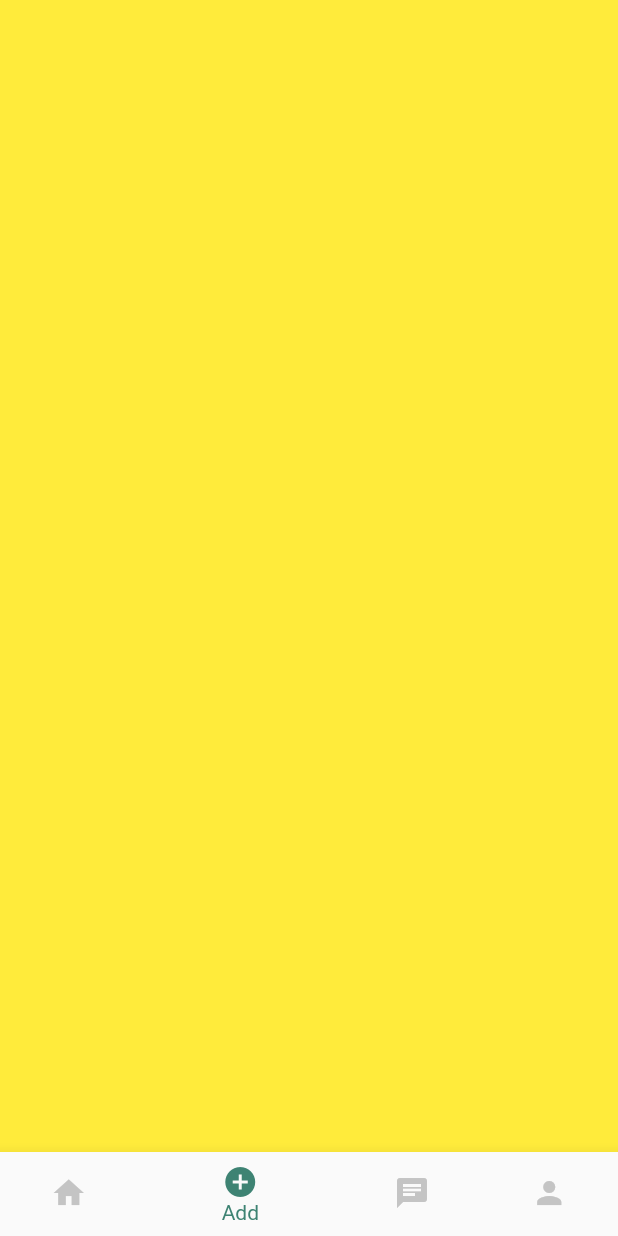
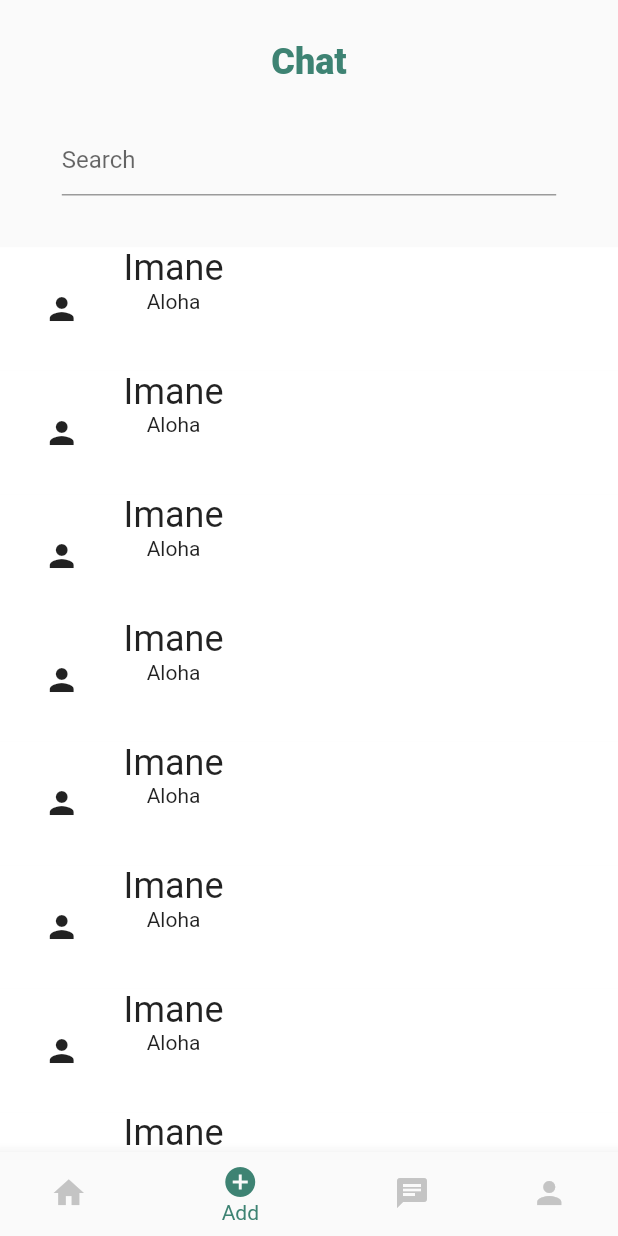
Before and after one commit to LI-Jialu/CUHK_Treasure_Hunt, a Flutter app: the HomeScreen screen opened by its route, item 2 of the bottom bar chosen, on a phone screen of 412 x 824 dp. Run offline on Flutter 3.47's test engine with Material 2 defaults, Android fonts, the phone set to English and light mode, and no system bars; accounts and stored records are empty.

Commit message:
chat room implemented

```diff
--- a/lib/screens/home_screen.dart
+++ b/lib/screens/home_screen.dart
@@ -3,6 +3,7 @@ import 'package:cuhk_treasure_hunt/widgets/homescreen_explore.dart';
 import 'package:flutter/material.dart';
 import 'package:cuhk_treasure_hunt/utilities/size_config.dart';
 import 'package:cuhk_treasure_hunt/widgets/homescreen_explore.dart';
+import 'package:cuhk_treasure_hunt/widgets/homescreen_chat_list.dart';
 
 
 
@@ -20,10 +21,15 @@ class _HomeScreenState extends State<HomeScreen> {
   final List<Widget> _children = [
     //the color containers are only for debug use only
     HomescreenExplore(),
-    Container(color: Colors.yellow,),
+    HomeScreenChat(),
+//    Container(color: Colors.green,),
     Container(color: Colors.green,),
     Container(color: Colors.red,),
   ];  //the list of children widgets that will be rendered based on the choice
+
+  final List<Widget> _childrenAppbar = [
+
+  ];
 
   void _onItemTapped(int index) //set the index to the current index
   {
--- a/lib/screens/post_screen.dart
+++ b/lib/screens/post_screen.dart
@@ -9,6 +9,8 @@ String sellingPriceInput;
 String descriptionInput;
 String locationInput;
 
+
+// TODO: here returns a scaffold which is not a body. It needs to be modified either way(Steve)
 class PostScreen extends StatelessWidget {
   @override
   Widget build(BuildContext context) {
--- /dev/null
+++ b/lib/widgets/homescreen_chat_list.dart
@@ -0,0 +1,121 @@
+import 'package:cuhk_treasure_hunt/screens/chatroom_screen.dart';
+import 'package:flutter/material.dart';
+import 'package:cuhk_treasure_hunt/utilities/constants.dart';
+import 'package:cuhk_treasure_hunt/utilities/size_config.dart';
+
+String search_keyword;
+
+
+class HomeScreenChat extends StatefulWidget {
+  @override
+  _HomeScreenChatState createState() => _HomeScreenChatState();
+}
+
+class _HomeScreenChatState extends State<HomeScreenChat> {
+  @override
+  Widget build(BuildContext context) {
+    return Column(
+      children: <Widget>[
+        Container(
+          height: SizeConfig.safeBlockVertical*10,
+          child: Center(child: Text("Chat", style: khomescreen_title_textstyle,)),
+        ),
+        Container(
+          height: SizeConfig.safeBlockVertical*10,
+          width: SizeConfig.safeBlockHorizontal*80,
+          child: TextField(
+            keyboardType: TextInputType.text,
+            textInputAction: TextInputAction.done,
+            maxLines: 1,
+            decoration: InputDecoration(
+                hintText: 'Search'
+            ),
+            onChanged: (value){
+              search_keyword = value;
+              print(search_keyword);
+            },
+          ),
+        ),
+        ChatBody(),
+      ],
+    );
+  }
+}
+
+// mainbody of the chat (body of the scaffold)
+class ChatBody extends StatefulWidget {
+  @override
+  _ChatBodyState createState() => _ChatBodyState();
+}
+
+class _ChatBodyState extends State<ChatBody> {
+  @override
+  Widget build(BuildContext context) {
+    return Expanded(
+      child: ChatListView(),
+    );
+  }
+}
+
+// the scrollable list of the chat contacts
+class ChatListView extends StatelessWidget {
+  @override
+  Widget build(BuildContext context) {
+    return _ChatListView(context);
+  }
+
+  Widget _ChatListView(BuildContext context)
+  {
+    return ListView.builder(
+      scrollDirection: Axis.vertical,
+        itemBuilder: (context, index){
+      return Row(
+        children: <Widget>[
+          ContactCard(),
+        ],
+      );
+    });
+  }
+}
+
+class ContactCard extends StatefulWidget {
+  @override
+  _ContactCardState createState() => _ContactCardState();
+}
+
+class _ContactCardState extends State<ContactCard> {
+  @override
+  Widget build(BuildContext context) {
+    return Container(
+      height: SizeConfig.safeBlockVertical*10,
+      width: SizeConfig.screenWidth,
+      color: Colors.white,
+      child: Row(
+        children: <Widget>[
+          Container(
+              height: SizeConfig.safeBlockVertical*10,
+              width: SizeConfig.safeBlockVertical*10,
+              child: Icon(Icons.person,)),
+          GestureDetector(
+            onTap: (){
+              Navigator.push(
+                context,
+                MaterialPageRoute(builder: (context) => ChatroomScreen()
+              ),);
+            },
+            child: Column(
+              children: <Widget>[
+                Container(
+                  child: Text("Imane",style: TextStyle(fontSize: 24),),
+                ),
+                Container(
+                  child: Text("Aloha"),
+                ),
+              ],
+            ),
+          ),
+        ],
+      ),
+    );
+  }
+}
```
Also changed, not shown: lib/screens/chatroom_screen.dart (added, +62 -0 lines).
